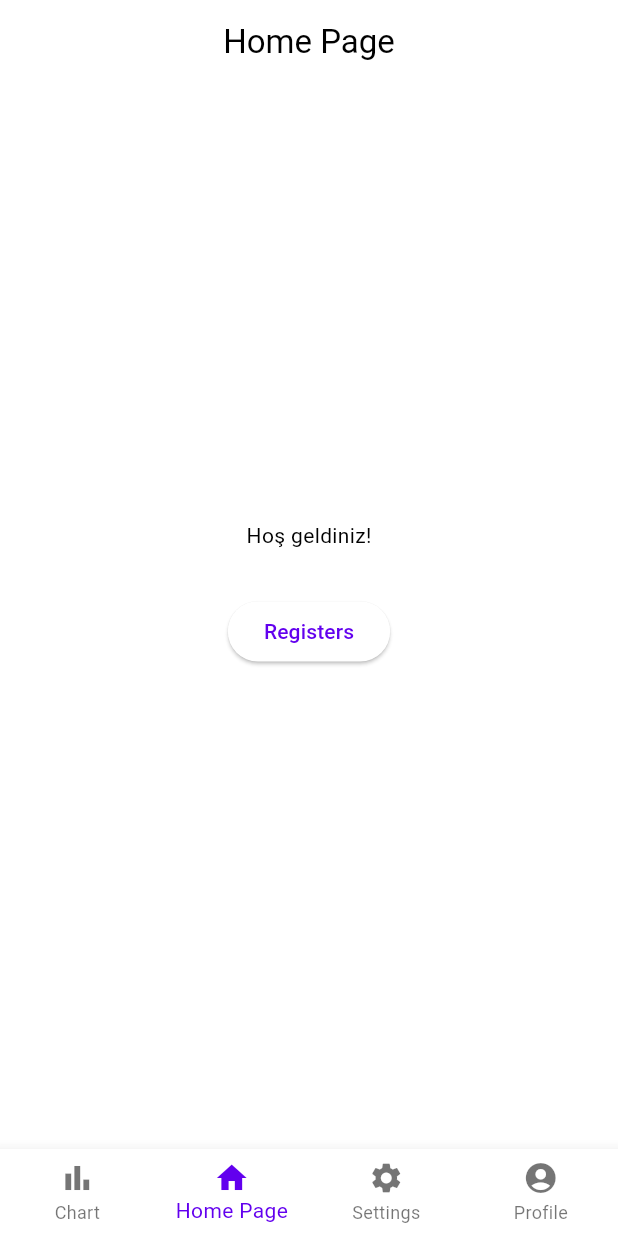
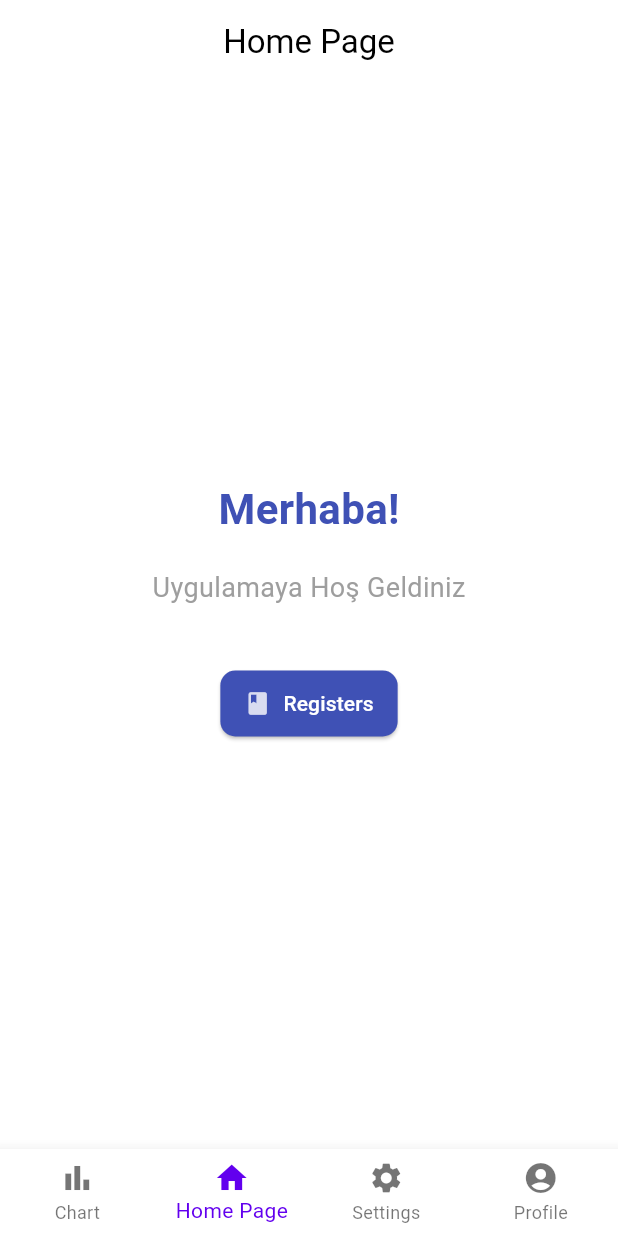
Before and after one commit to MehmetCopurCE/ModMaster, a Flutter app: the screen it shows once a user with an empty profile is signed in, on a phone screen of 412 x 824 dp. Run offline on Flutter 3.47's test engine with Material 3 defaults, Android fonts, the phone set to English and light mode, and no system bars; our stand-ins replace cloud_firestore, firebase_auth, firebase_core, flutter_secure_storage, ionicons; missing offline and left inert: graphic; accounts and stored records are empty.

Commit message:
home page ve register page de ufak değişiklikler yapıldı

```diff
--- a/lib/screens/user_screens/home_page.dart
+++ b/lib/screens/user_screens/home_page.dart
@@ -7,7 +7,7 @@ import 'package:mobile_project/screens/main_page.dart'; // Import the MainPage
 import '../../auth/screens/login_page.dart';
 
 class HomePage extends StatefulWidget {
-  const HomePage({super.key});
+  const HomePage({Key? key});
 
   @override
   State<HomePage> createState() => _HomePageState();
@@ -25,26 +25,58 @@ class _HomePageState extends State<HomePage> {
     }
   }
 
-  // Function to navigate to MainPage
-
   @override
   Widget build(BuildContext context) {
-    return Center(
+    return Scaffold(
+      body: Container(
+        decoration: BoxDecoration(
+          color: Colors.white, // Change the background color
+        ),
+        padding: const EdgeInsets.all(16),
+        child: Center(
           child: Column(
             mainAxisAlignment: MainAxisAlignment.center,
+            crossAxisAlignment: CrossAxisAlignment.center,
             children: [
-          const Text('Hoş geldiniz!'),
-          const SizedBox(height: 30),
-          ElevatedButton(
+              const Text(
+                'Merhaba!',
+                style: TextStyle(
+                  fontSize: 28,
+                  fontWeight: FontWeight.bold,
+                  color: Colors.indigo, // Change the text color
+                ),
+              ),
+              const SizedBox(height: 20),
+              const Text(
+                'Uygulamaya Hoş Geldiniz',
+                style: TextStyle(
+                  fontSize: 18,
+                  color: Colors.grey,
+                ),
+              ),
+              const SizedBox(height: 40),
+              ElevatedButton.icon(
                 onPressed: () {
                   Navigator.of(context).push(MaterialPageRoute(
                     builder: (context) => const RegistersPage(),
                   ));
                 },
-            child: const Text("Registers"),
+                icon: const Icon(Icons.book),
+                label: const Text('Registers'),
+                style: ElevatedButton.styleFrom(
+                  primary: Colors.indigo, // Change the button color
+                  onPrimary: Colors.white,
+                  shape: RoundedRectangleBorder(
+                    borderRadius: BorderRadius.circular(10),
                   ),
-          const SizedBox(height: 30),
+                  padding: const EdgeInsets.symmetric(horizontal: 16, vertical: 12),
+                ),
+              ),
+              const SizedBox(height: 10), // Add some spacing
+              // You can add more buttons if needed
             ],
+          ),
+        ),
       ),
     );
   }
--- a/lib/screens/user_screens/registers_page.dart
+++ b/lib/screens/user_screens/registers_page.dart
@@ -1,7 +1,5 @@
-import 'dart:math';
-
+import 'package:flutter/material.dart';
 import 'package:cloud_firestore/cloud_firestore.dart';
-import 'package:flutter/material.dart';
 import 'package:flutter_secure_storage/flutter_secure_storage.dart';
 import 'package:intl/intl.dart';
 import 'package:mobile_project/auth/widgets/login_form.dart';
@@ -11,7 +9,7 @@ import 'package:mobile_project/service/firestore_service.dart';
 import 'package:mobile_project/utils/constants.dart';
 
 class RegistersPage extends StatefulWidget {
-  const RegistersPage({super.key});
+  const RegistersPage({Key? key}) : super(key: key);
 
   @override
   RegistersPageState createState() => RegistersPageState();
@@ -63,7 +61,6 @@ class RegistersPageState extends State<RegistersPage> {
             );
           }
 
-          // "registers" koleksiyonundaki tüm belgeleri al
           var registers = snapshot.data!.docs;
 
           return ListView.builder(
@@ -71,23 +68,31 @@ class RegistersPageState extends State<RegistersPage> {
             itemBuilder: (context, index) {
               var registerData =
               registers[index].data() as Map<String, dynamic>;
-
-              // Register nesnesini oluştur
               Register register = Register.fromJson(registerData);
-
-              // Register'ın son değerini al
               RegisterValue latestValue = register.registerValue.last;
 
-              return ListTile(
-                title: Text(register.registerName),
+              return Card(
+                elevation: 5, // Set the elevation for a card effect
+                margin: const EdgeInsets.symmetric(horizontal: 16, vertical: 8),
+                color: Colors.grey[200],
+                child: ListTile(
+                  title: Text(register.registerName,
+                    style: TextStyle(
+                      fontWeight: FontWeight.bold,
+                      fontSize: 16,
+                    ),
+                  ),
                   subtitle: Text(
-                    'Last Date: ${formatDateTime(latestValue.date)} - Last Value: ${latestValue.value}'),
+                    'Last Date: ${formatDateTime(latestValue.date)} - Last Value: ${latestValue.value}',
+                  ),
                   onTap: () {
                     Navigator.of(context).push(MaterialPageRoute(
-                    builder: (context) =>
-                        RegisterDetailPage(registerName: register.registerName),
+                      builder: (context) => RegisterDetailPage(
+                        registerName: register.registerName,
+                      ),
                     ));
                   },
+                ),
               );
             },
           );
```
Lines whose indentation alone changed are shown as unchanged.
